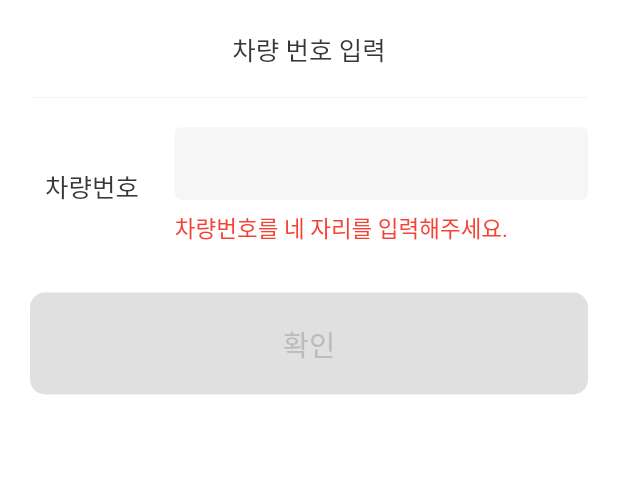
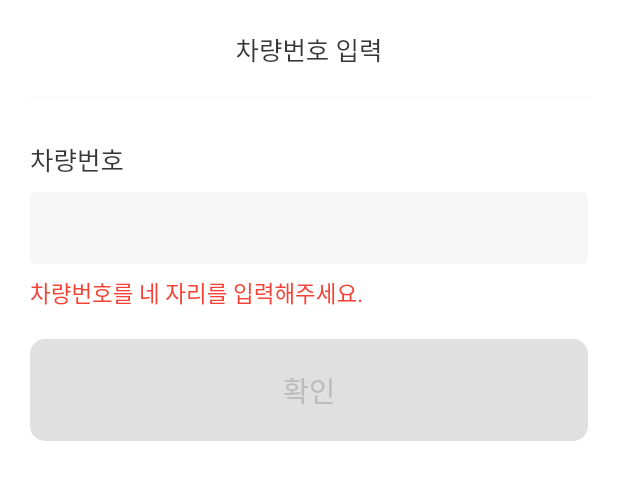
Before and after one commit to project-kdmp/kdmp_cm_app, a Flutter app: the CarAddBottomSheet widget shown alone on an empty page, opened directly, on a phone screen of 412 x 824 dp. Shown: the top 480 px of the screen. Run offline on Flutter 3.47's test engine with Material 2 defaults, Android fonts, the phone set to English and light mode, and no system bars; our stand-ins replace device_info_plus, dio, flutter_dotenv, flutter_html, flutter_secure_storage, fluttertoast and 6 more; missing offline and left inert: flutter_naver_map; accounts and stored records are empty.

```diff
--- a/lib/presentation/values/strings.dart
+++ b/lib/presentation/values/strings.dart
@@ -126,8 +126,8 @@ abstract class StringMenu {
   static const String myPage = "내 정보";
   static const String called = "이용내역";
   static const String place = "자주 가는 장소";
-  static const String payment = "결제 관리";
-  static const String carInfo = "차량 정보";
+  static const String payment = "결제관리";
+  static const String carInfo = "차량정보";
   static const String cs = "고객센터";
   static const String setup = "환경설정";
 }
@@ -135,7 +135,7 @@ abstract class StringMenu {
 abstract class StringCarAdd {
   StringCarAdd._();
 
-  static const String title = "차량 번호 입력";
+  static const String title = "차량번호 입력";
   static const String carNumber = "차량번호";
   static const String inputGuide1 = "차량번호를 네 자리를 입력해주세요.";
   static const String carAddSuccess = "차량정보 등록이 완료되었습니다.";
--- a/lib/presentation/view/bottomsheet/car_add_bottom_sheet.dart
+++ b/lib/presentation/view/bottomsheet/car_add_bottom_sheet.dart
@@ -98,16 +98,15 @@ class CarAddBottomSheet extends StatelessWidget {
 
             /// 차량번호
             Container(
-              padding: const EdgeInsets.symmetric(horizontal: 20, vertical: 12),
-              child: Row(
-                children: [
-                  const SizedBox(width: 10),
-                  const Text(StringCarAdd.carNumber),
-                  const SizedBox(width: 24),
-                  Expanded(
+              padding: const EdgeInsets.symmetric(horizontal: 20),
               child: Column(
                 crossAxisAlignment: CrossAxisAlignment.start,
                 children: [
+                  const SizedBox(height: 20),
+
+                  const Text(StringCarAdd.carNumber),
+                  const SizedBox(height: 10),
+
                   /// 차량번호 입력
                   CustomTextField(
                     inputType: TextInputType.number,
@@ -127,9 +126,6 @@ class CarAddBottomSheet extends StatelessWidget {
                         style: Theme.of(context).textTheme.bodySmall?.copyWith(color: Colors.red),
                       );
                     },
-                        ),
-                      ],
-                    ),
                   ),
                 ],
               ),
--- a/lib/presentation/view/screen/menu/menu_screen.dart
+++ b/lib/presentation/view/screen/menu/menu_screen.dart
@@ -78,7 +78,7 @@ class MenuScreen extends StatelessWidget {
                         },
                       ),
 
-                      /// 결제 관리 버튼
+                      /// 결제관리 버튼
                       CustomMoveButton(
                         text: StringMenu.payment,
                         iconImage: Image.asset(
@@ -87,7 +87,7 @@ class MenuScreen extends StatelessWidget {
                           height: 28,
                         ),
                         onPressed: () {
-                          // TODO: 결제 관리 화면 이동
+                          // TODO: 결제관리 화면 이동
                           // context.pushNamed(PaymentScreen.routeName);
                         },
                       ),
```
Lines whose indentation alone changed are shown as unchanged.
